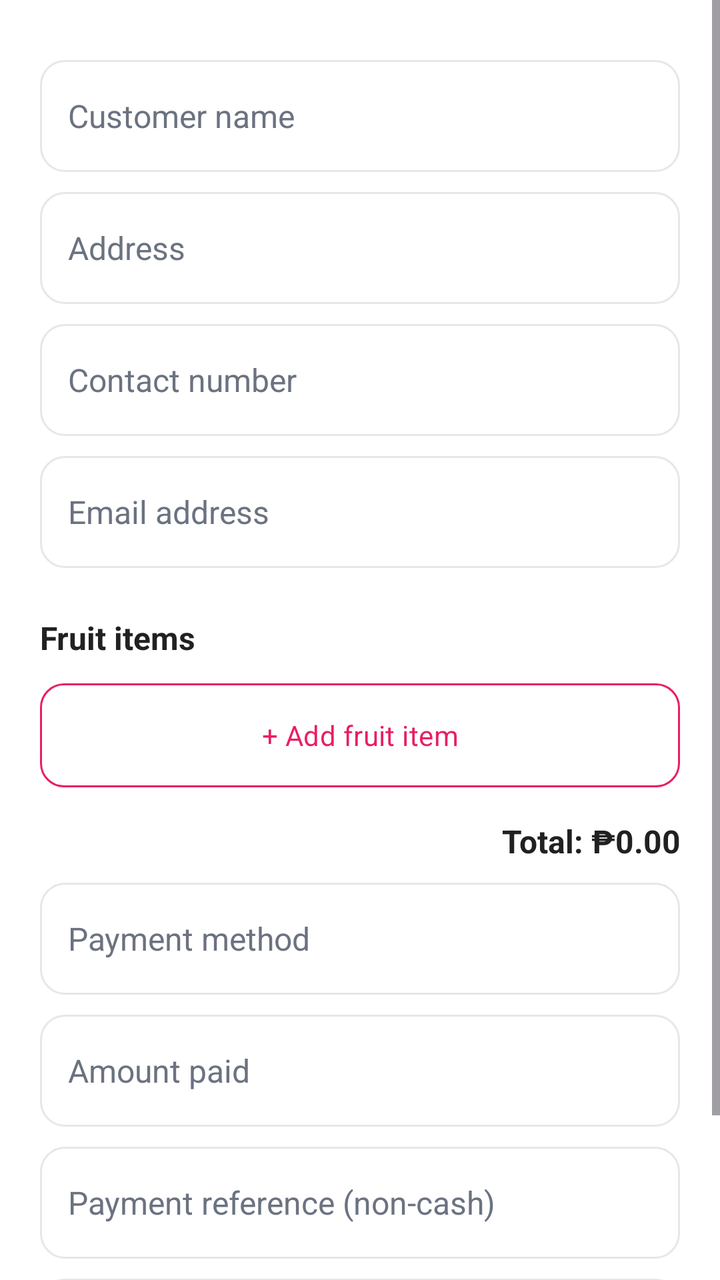
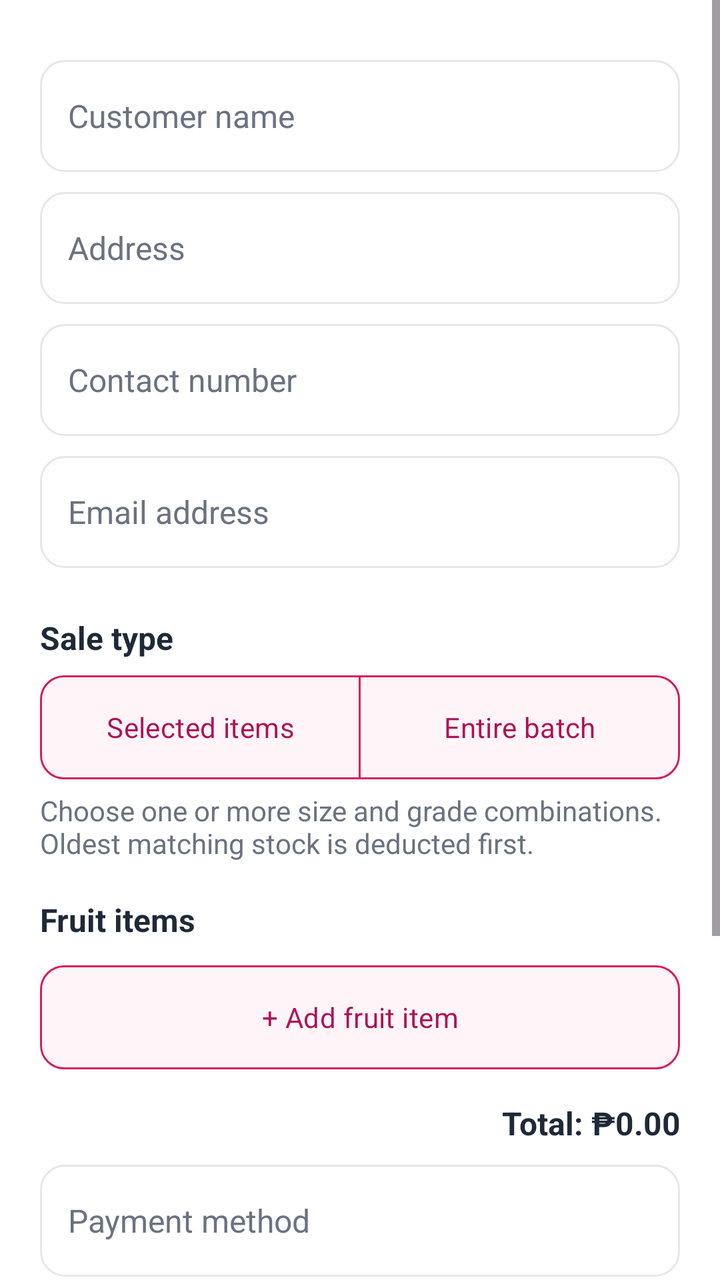

An Android layout rendered at two revisions. The XML below is the earlier revision; the diff shows what the commit changed to produce the second picture.
<!-- AndroidManifest.xml: application theme Theme.DragonView -->
<!-- res/layout/dialog_sale.xml -->
<?xml version="1.0" encoding="utf-8"?>
<ScrollView xmlns:android="http://schemas.android.com/apk/res/android"
    android:layout_width="match_parent" android:layout_height="wrap_content">
    <LinearLayout android:layout_width="match_parent" android:layout_height="wrap_content" android:background="@color/white" android:orientation="vertical" android:padding="20dp">
        <EditText android:id="@+id/nameInput" style="@style/Widget.DragonView.DialogField" android:hint="Customer name" />
        <EditText android:id="@+id/addressInput" style="@style/Widget.DragonView.DialogField" android:hint="Address" />
        <EditText android:id="@+id/contactInput" style="@style/Widget.DragonView.DialogField" android:hint="Contact number" android:inputType="phone" />
        <EditText android:id="@+id/emailInput" style="@style/Widget.DragonView.DialogField" android:hint="Email address" android:inputType="textEmailAddress" />
        <TextView android:layout_width="wrap_content" android:layout_height="wrap_content" android:layout_marginTop="24dp" android:text="Fruit items" android:textAppearance="@style/TextAppearance.DragonView.TitleMedium" android:textStyle="bold" />
        <LinearLayout android:id="@+id/itemsContainer" android:layout_width="match_parent" android:layout_height="wrap_content" android:orientation="vertical" />
        <com.google.android.material.button.MaterialButton android:id="@+id/addItemButton" style="@style/Widget.DragonView.Button.Outlined" android:layout_width="match_parent" android:layout_height="wrap_content" android:layout_marginTop="12dp" android:text="+ Add fruit item" />
        <TextView android:id="@+id/totalText" android:layout_width="match_parent" android:layout_height="wrap_content" android:layout_marginTop="16dp" android:gravity="end" android:text="Total: ₱0.00" android:textAppearance="@style/TextAppearance.DragonView.TitleMedium" android:textStyle="bold" />
        <AutoCompleteTextView android:id="@+id/methodInput" style="@style/Widget.DragonView.DialogField" android:hint="Payment method" android:inputType="none" />
        <EditText android:id="@+id/amountInput" style="@style/Widget.DragonView.DialogField" android:hint="Amount paid" android:inputType="numberDecimal" />
        <EditText android:id="@+id/referenceInput" style="@style/Widget.DragonView.DialogField" android:hint="Payment reference (non-cash)" />
        <EditText android:id="@+id/providerInput" style="@style/Widget.DragonView.DialogField" android:hint="Other e-wallet provider" />
        <TextView android:id="@+id/errorText" android:layout_width="match_parent" android:layout_height="wrap_content" android:textColor="@color/dragon_error" />
    </LinearLayout>
</ScrollView>
<!-- resources referenced by this layout -->
<resources>
  <color name="dragon_error">#E11D48</color>
  <style name="Widget.DragonView.Button.Outlined" parent="Widget.Material3.Button.OutlinedButton">
          <item name="shapeAppearance">@style/ShapeAppearance.DragonView.Small</item>
          <item name="android:minHeight">@dimen/button_height</item>
          <item name="android:minWidth">@dimen/touch_target</item>
          <item name="android:paddingStart">16dp</item>
          <item name="android:paddingEnd">16dp</item>
          <item name="android:textAllCaps">false</item>
          <item name="android:fontFamily">sans-serif-medium</item>
          <item name="android:textSize">14sp</item>
          <item name="android:letterSpacing">0.01</item>
          <item name="iconPadding">8dp</item>
          <item name="android:insetTop">0dp</item>
          <item name="android:insetBottom">0dp</item>
          <item name="strokeColor">@color/obsidian_plum_600</item>
          <item name="strokeWidth">1dp</item>
      </style>
  <color name="ink">#212121</color>
  <color name="obsidian_plum_600">#E91E63</color>
  <style name="Theme.DragonView.Base" parent="Theme.Material3.DayNight.NoActionBar">
          <item name="colorPrimary">@color/dragon_magenta</item>
          <item name="colorOnPrimary">@color/white</item>
          <item name="colorPrimaryContainer">@color/dragon_surface_variant</item>
          <item name="colorOnPrimaryContainer">@color/dragon_magenta_dark</item>
          <item name="colorSecondary">@color/dragon_green</item>
          <item name="colorOnSecondary">@color/white</item>
          <item name="colorSecondaryContainer">@color/dragon_green_soft</item>
          <item name="colorOnSecondaryContainer">@color/black</item>
          <item name="colorTertiary">@color/plum_orchid_400</item>
          <item name="colorSurface">@color/dragon_surface</item>
          <item name="colorSurfaceContainer">@color/white</item>
          <item name="colorOnSurface">@color/black</item>
          <item name="colorOutline">@color/dragon_outline</item>
          <item name="colorError">@color/dragon_error</item>
          <item name="android:fontFamily">sans-serif</item>
          <item name="fontFamily">sans-serif</item>
          <item name="materialButtonStyle">@style/Widget.DragonView.Button</item>
          <item name="materialCardViewStyle">@style/Widget.DragonView.Card</item>
          <item name="textInputStyle">@style/Widget.DragonView.TextInputLayout</item>
          <item name="shapeAppearanceSmallComponent">@style/ShapeAppearance.DragonView.Small</item>
          <item name="shapeAppearanceMediumComponent">@style/ShapeAppearance.DragonView.Medium</item>
          <item name="shapeAppearanceLargeComponent">@style/ShapeAppearance.DragonView.Large</item>
          <item name="textAppearanceHeadlineSmall">@style/TextAppearance.DragonView.HeadlineSmall</item>
          <item name="textAppearanceTitleLarge">@style/TextAppearance.DragonView.TitleLarge</item>
          <item name="textAppearanceTitleMedium">@style/TextAppearance.DragonView.TitleMedium</item>
          <item name="textAppearanceBodyLarge">@style/TextAppearance.DragonView.BodyLarge</item>
          <item name="textAppearanceBodyMedium">@style/TextAppearance.DragonView.BodyMedium</item>
          <item name="android:windowLightStatusBar">false</item>
          <item name="android:statusBarColor">@color/dragon_magenta_dark</item>
          <item name="android:navigationBarColor">@color/white</item>
          <item name="android:colorAccent">@color/dragon_magenta</item>
          <item name="android:windowBackground">@color/warm_ivory</item>
      </style>
  <color name="dragon_magenta">#E91E63</color>
  <color name="dragon_magenta_dark">#C2185B</color>
  <color name="dragon_green">#15803D</color>
  <color name="plum_orchid_400">#F06292</color>
  <style name="Widget.DragonView.Button" parent="Widget.Material3.Button">
          <item name="shapeAppearance">@style/ShapeAppearance.DragonView.Small</item>
          <item name="android:minHeight">@dimen/button_height</item>
          <item name="android:minWidth">@dimen/touch_target</item>
          <item name="android:paddingStart">16dp</item>
          <item name="android:paddingEnd">16dp</item>
          <item name="android:textAllCaps">false</item>
          <item name="android:fontFamily">sans-serif-medium</item>
          <item name="android:textSize">14sp</item>
          <item name="android:letterSpacing">0.01</item>
          <item name="iconPadding">8dp</item>
          <item name="android:insetTop">0dp</item>
          <item name="android:insetBottom">0dp</item>
      </style>
  <style name="Widget.DragonView.TextInputLayout" parent="Widget.Material3.TextInputLayout.OutlinedBox">
          <item name="shapeAppearance">@style/ShapeAppearance.DragonView.Small</item>
          <item name="boxBackgroundColor">@color/dragon_surface_alt</item>
          <item name="boxStrokeColor">@color/dragon_outline</item>
          <item name="boxStrokeWidth">1dp</item>
          <item name="boxStrokeWidthFocused">2dp</item>
          <item name="hintTextColor">@color/muted_ink</item>
      </style>
  <color name="warm_ivory">#F9FAFB</color>
  <color name="dragon_surface_alt">#F3F4F6</color>
  <!-- unchanged entries left out for length: 22 -->
</resources>

<!-- the commit's change to res/layout/dialog_sale.xml (unified diff, before → after) -->
@@ -6,7 +6,18 @@
         <EditText android:id="@+id/addressInput" style="@style/Widget.DragonView.DialogField" android:hint="Address" />
         <EditText android:id="@+id/contactInput" style="@style/Widget.DragonView.DialogField" android:hint="Contact number" android:inputType="phone" />
         <EditText android:id="@+id/emailInput" style="@style/Widget.DragonView.DialogField" android:hint="Email address" android:inputType="textEmailAddress" />
-        <TextView android:layout_width="wrap_content" android:layout_height="wrap_content" android:layout_marginTop="24dp" android:text="Fruit items" android:textAppearance="@style/TextAppearance.DragonView.TitleMedium" android:textStyle="bold" />
+        <TextView android:layout_width="wrap_content" android:layout_height="wrap_content" android:layout_marginTop="24dp" android:text="Sale type" android:textAppearance="@style/TextAppearance.DragonView.TitleMedium" android:textStyle="bold" />
+        <com.google.android.material.button.MaterialButtonToggleGroup
+            android:id="@+id/saleModeGroup" android:layout_width="match_parent" android:layout_height="wrap_content"
+            android:layout_marginTop="8dp" android:orientation="horizontal" app:singleSelection="true" app:selectionRequired="true"
+            xmlns:app="http://schemas.android.com/apk/res-auto">
+            <com.google.android.material.button.MaterialButton android:id="@+id/selectedItemsButton" style="@style/Widget.DragonView.Button.Outlined" android:layout_width="0dp" android:layout_height="wrap_content" android:layout_weight="1" android:checkable="true" android:checked="true" android:text="Selected items" />
+            <com.google.android.material.button.MaterialButton android:id="@+id/entireBatchButton" style="@style/Widget.DragonView.Button.Outlined" android:layout_width="0dp" android:layout_height="wrap_content" android:layout_weight="1" android:checkable="true" android:text="Entire batch" />
+        </com.google.android.material.button.MaterialButtonToggleGroup>
+        <TextView android:id="@+id/modeHelpText" android:layout_width="match_parent" android:layout_height="wrap_content" android:layout_marginTop="6dp" android:text="Choose one or more size and grade combinations. Oldest matching stock is deducted first." android:textColor="@color/muted_ink" />
+        <AutoCompleteTextView android:id="@+id/batchInput" style="@style/Widget.DragonView.DialogField" android:hint="Batch" android:inputType="none" android:visibility="gone" />
+        <EditText android:id="@+id/overrideReasonInput" style="@style/Widget.DragonView.DialogField" android:hint="Reason for skipping older stock" android:visibility="gone" />
+        <TextView android:layout_width="wrap_content" android:layout_height="wrap_content" android:layout_marginTop="18dp" android:text="Fruit items" android:textAppearance="@style/TextAppearance.DragonView.TitleMedium" android:textStyle="bold" />
         <LinearLayout android:id="@+id/itemsContainer" android:layout_width="match_parent" android:layout_height="wrap_content" android:orientation="vertical" />
         <com.google.android.material.button.MaterialButton android:id="@+id/addItemButton" style="@style/Widget.DragonView.Button.Outlined" android:layout_width="match_parent" android:layout_height="wrap_content" android:layout_marginTop="12dp" android:text="+ Add fruit item" />
         <TextView android:id="@+id/totalText" android:layout_width="match_parent" android:layout_height="wrap_content" android:layout_marginTop="16dp" android:gravity="end" android:text="Total: ₱0.00" android:textAppearance="@style/TextAppearance.DragonView.TitleMedium" android:textStyle="bold" />
<!-- resource entries referenced after the edit -->
@@ -1,6 +1,6 @@
 <!-- resources referenced by this layout -->
 <resources>
-  <color name="dragon_error">#E11D48</color>
+  <color name="dragon_error">#B3261E</color>
   <style name="Widget.DragonView.Button.Outlined" parent="Widget.Material3.Button.OutlinedButton">
           <item name="shapeAppearance">@style/ShapeAppearance.DragonView.Small</item>
           <item name="android:minHeight">@dimen/button_height</item>
@@ -14,11 +14,14 @@
           <item name="iconPadding">8dp</item>
           <item name="android:insetTop">0dp</item>
           <item name="android:insetBottom">0dp</item>
-          <item name="strokeColor">@color/obsidian_plum_600</item>
+          <item name="strokeColor">@color/dragon_magenta</item>
           <item name="strokeWidth">1dp</item>
+          <item name="backgroundTint">@color/button_secondary_background</item>
+          <item name="android:textColor">@color/button_secondary_text</item>
+          <item name="rippleColor">@color/plum_mist_100</item>
       </style>
-  <color name="ink">#212121</color>
-  <color name="obsidian_plum_600">#E91E63</color>
+  <color name="ink">#1F2937</color>
+  <color name="obsidian_plum_600">#D81B60</color>
   <style name="Theme.DragonView.Base" parent="Theme.Material3.DayNight.NoActionBar">
           <item name="colorPrimary">@color/dragon_magenta</item>
           <item name="colorOnPrimary">@color/white</item>
@@ -48,15 +51,15 @@
           <item name="textAppearanceBodyLarge">@style/TextAppearance.DragonView.BodyLarge</item>
           <item name="textAppearanceBodyMedium">@style/TextAppearance.DragonView.BodyMedium</item>
           <item name="android:windowLightStatusBar">false</item>
-          <item name="android:statusBarColor">@color/dragon_magenta_dark</item>
+          <item name="android:statusBarColor">@color/dragon_magenta</item>
           <item name="android:navigationBarColor">@color/white</item>
           <item name="android:colorAccent">@color/dragon_magenta</item>
           <item name="android:windowBackground">@color/warm_ivory</item>
       </style>
-  <color name="dragon_magenta">#E91E63</color>
-  <color name="dragon_magenta_dark">#C2185B</color>
-  <color name="dragon_green">#15803D</color>
-  <color name="plum_orchid_400">#F06292</color>
+  <color name="dragon_magenta">@color/obsidian_plum_600</color>
+  <color name="dragon_magenta_dark">@color/obsidian_plum_800</color>
+  <color name="dragon_green">#16A34A</color>
+  <color name="plum_orchid_400">#EC5B8D</color>
   <style name="Widget.DragonView.Button" parent="Widget.Material3.Button">
           <item name="shapeAppearance">@style/ShapeAppearance.DragonView.Small</item>
           <item name="android:minHeight">@dimen/button_height</item>
@@ -70,17 +73,20 @@
           <item name="iconPadding">8dp</item>
           <item name="android:insetTop">0dp</item>
           <item name="android:insetBottom">0dp</item>
+          <item name="backgroundTint">@color/button_primary_background</item>
+          <item name="android:textColor">@color/button_primary_text</item>
+          <item name="rippleColor">@color/plum_orchid_400</item>
       </style>
   <style name="Widget.DragonView.TextInputLayout" parent="Widget.Material3.TextInputLayout.OutlinedBox">
           <item name="shapeAppearance">@style/ShapeAppearance.DragonView.Small</item>
-          <item name="boxBackgroundColor">@color/dragon_surface_alt</item>
+          <item name="boxBackgroundColor">@color/white</item>
           <item name="boxStrokeColor">@color/dragon_outline</item>
           <item name="boxStrokeWidth">1dp</item>
           <item name="boxStrokeWidthFocused">2dp</item>
           <item name="hintTextColor">@color/muted_ink</item>
       </style>
-  <color name="warm_ivory">#F9FAFB</color>
-  <color name="dragon_surface_alt">#F3F4F6</color>
+  <color name="warm_ivory">#F7F8FA</color>
+  <color name="obsidian_plum_800">#AD1457</color>
   <!-- unchanged entries left out for length: 22 -->
 </resources>
 
